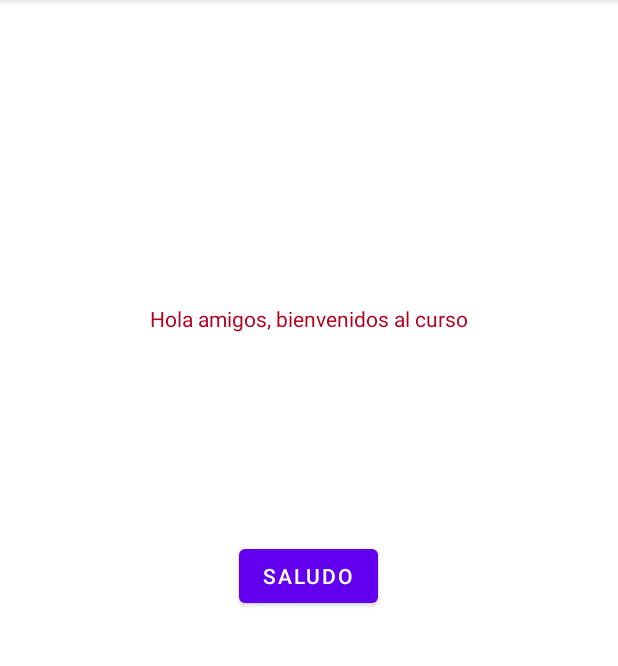
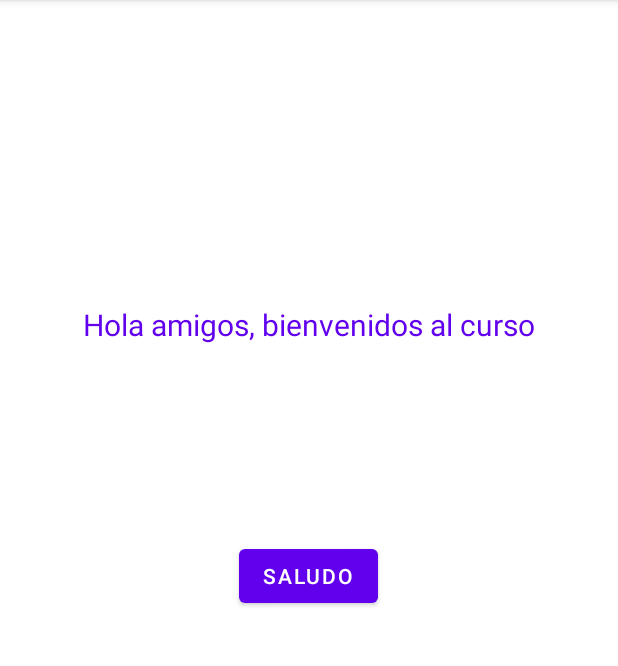
Before and after one commit to rpuigm/holamundoconevento, an Android app: the screen it shows after launch (MainActivity), after a tap on "SALUDO", on a phone screen of 412 x 824 dp, the part 84-750 px from its top. Run offline under Robolectric (Android 15) with nearby library versions, the phone set to English and light mode, and no system bars.

Commit message:
feat: ejercicio3

```diff
--- a/app/src/main/java/com/example/holamundoconevento/MainActivity.java
+++ b/app/src/main/java/com/example/holamundoconevento/MainActivity.java
@@ -4,22 +4,30 @@ import androidx.appcompat.app.AppCompatActivity;
 
 import android.os.Bundle;
 import android.view.View;
+import android.widget.Button;
 import android.widget.TextView;
 
 public class MainActivity extends AppCompatActivity {
 
     TextView textView;
+    Button button;
 
     @Override
     protected void onCreate(Bundle savedInstanceState) {
         super.onCreate(savedInstanceState);
         setContentView(R.layout.ejercicio_2);
 
+        button=(Button)findViewById(R.id.btnSaludar);
         textView=(TextView)findViewById(R.id.textViewSaludo);
-    }
 
-    public void saludando(View view){
-        textView.setVisibility(View.VISIBLE);
+        button.setOnClickListener(new View.OnClickListener() {
+            @Override
+            public void onClick(View v) {
+                textView.setText(R.string.testoSaludo);
+                textView.setTextSize(20);
+                textView.setTextColor(getResources().getColor(R.color.design_default_color_primary));
+            }
+        });
     }
 
 
--- a/app/src/main/res/layout/ejercicio_2.xml
+++ b/app/src/main/res/layout/ejercicio_2.xml
@@ -13,7 +13,8 @@
             android:layout_height="wrap_content"
             android:text="@string/textoBoton"
             android:layout_centerHorizontal="true"
-            android:onClick="saludando"/>
+
+            />
 
         <TextView
             android:id="@+id/textViewSaludo"
@@ -22,9 +23,9 @@
             android:layout_below="@+id/btnSaludar"
             android:layout_centerHorizontal="true"
             android:layout_marginTop="-205dp"
-            android:text="@string/testoSaludo"
-            android:textColor="@color/design_default_color_error"
-            android:visibility="invisible" />
+
+
+            />
 
 
 </RelativeLayout>
```
